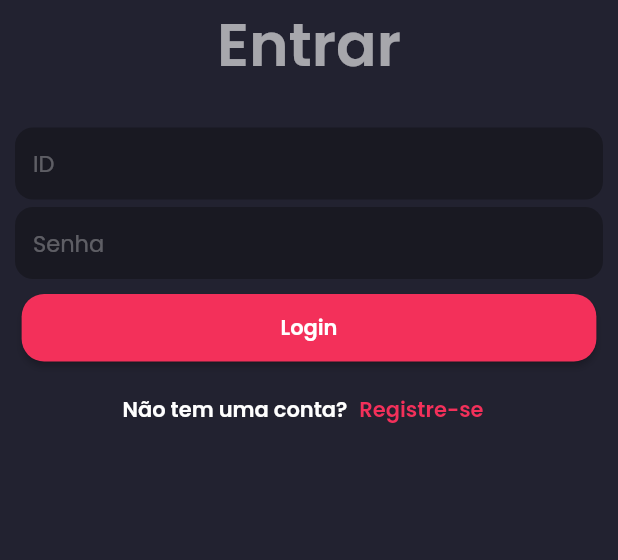
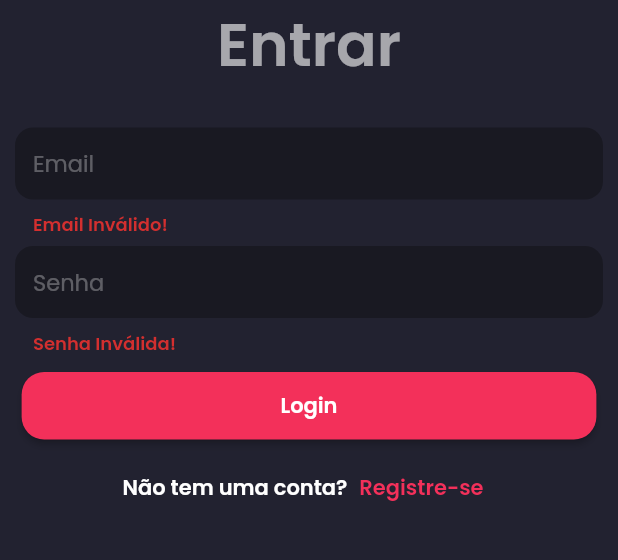
Before and after one commit to brunodeev/gym_app, a Flutter app: the LoginPage screen opened directly, after a tap on "Login", on a phone screen of 412 x 824 dp, the part 300-860 px from its top. Run offline on Flutter 3.47's test engine with Material 2 defaults, Android fonts, the phone set to English and light mode, and no system bars; our stand-ins replace firebase_core; accounts and stored records are empty.

Commit message:
recuperando validação do form de login

```diff
--- a/lib/components/default_form_field.dart
+++ b/lib/components/default_form_field.dart
@@ -8,23 +8,20 @@ class DefaultFormField extends StatelessWidget {
     required this.label,
     required this.type,
     this.obscureText = false,
+    this.validator,
   }) : super(key: key);
   final TextEditingController controller;
   final String label;
   final TextInputType type;
   final bool? obscureText;
+  final String? Function(String?)? validator;
 
   @override
   Widget build(BuildContext context) {
     return TextFormField(
       obscureText: obscureText!,
       keyboardType: type,
-      validator: (value) {
-        if (value == null || value.isEmpty) {
-          return 'Por favor, entre com $label';
-        }
-        return null;
-      },
+      validator: validator,
       controller: controller,
       style: const TextStyle(color: Colors.white, fontFamily: 'Poppins1'),
       decoration: InputDecoration(
--- a/lib/views/login_page.dart
+++ b/lib/views/login_page.dart
@@ -2,6 +2,7 @@
 
 import 'package:flutter/material.dart';
 import 'package:gym_app/constants/colors.dart';
+import 'package:gym_app/views/register_page.dart';
 import '../components/default_form_field.dart';
 
 class LoginPage extends StatefulWidget {
@@ -14,7 +15,7 @@ class LoginPage extends StatefulWidget {
 class _LoginPageState extends State<LoginPage> {
   final _formKey = GlobalKey<FormState>();
 
-  final _userIdController = TextEditingController();
+  final _emailController = TextEditingController();
   final _passwordController = TextEditingController();
 
   @override
@@ -47,9 +48,17 @@ class _LoginPageState extends State<LoginPage> {
                   child: Column(
                     children: [
                       DefaultFormField(
-                        label: 'ID',
-                        controller: _userIdController,
+                        label: 'Email',
+                        controller: _emailController,
                         type: TextInputType.emailAddress,
+                        validator: (email) {
+                          if (email!.isEmpty ||
+                              !email.contains('@') ||
+                              !email.contains('.com')) {
+                            return 'Email Inválido!';
+                          }
+                          return null;
+                        },
                       ),
                       const SizedBox(
                         height: 5,
@@ -59,6 +68,12 @@ class _LoginPageState extends State<LoginPage> {
                         controller: _passwordController,
                         type: TextInputType.text,
                         obscureText: true,
+                        validator: (password) {
+                          if (password!.length < 5) {
+                            return 'Senha Inválida!';
+                          }
+                          return null;
+                        },
                       ),
                       Padding(
                         padding: const EdgeInsets.symmetric(vertical: 10),
@@ -70,7 +85,9 @@ class _LoginPageState extends State<LoginPage> {
                                 backgroundColor: kAccentColor,
                                 shape: RoundedRectangleBorder(
                                     borderRadius: BorderRadius.circular(15))),
-                            onPressed: () {},
+                            onPressed: () {
+                              _formKey.currentState!.validate();
+                            },
                             child: const Text('Login'),
                           ),
                         ),
@@ -91,7 +108,14 @@ class _LoginPageState extends State<LoginPage> {
                                   borderRadius: BorderRadius.circular(15),
                                 ),
                               ),
-                              onPressed: () {},
+                              onPressed: () {
+                                Navigator.push(
+                                  context,
+                                  MaterialPageRoute(
+                                    builder: (context) => const RegisterPage(),
+                                  ),
+                                );
+                              },
                               child: const Text(
                                 'Registre-se',
                                 style: TextStyle(color: kAccentColor),
--- a/lib/views/main_page.dart
+++ b/lib/views/main_page.dart
@@ -15,7 +15,7 @@ class MainPage extends StatefulWidget {
 
 class _MainPageState extends State<MainPage> {
   int _index = 1;
-  final List<Widget> _telas = [
+  final List<Widget> _screens = [
     const WorkoutPage(),
     const HomePage(),
     const ProfilePage(),
@@ -24,7 +24,7 @@ class _MainPageState extends State<MainPage> {
   Widget build(BuildContext context) {
     return Scaffold(
       appBar: defaultAppBar(),
-      body: _telas[_index],
+      body: _screens[_index],
       bottomNavigationBar: BottomNavigationBar(
         backgroundColor: kSecondaryColor,
         currentIndex: _index,
```
Also changed, not shown: lib/main.dart (+4 -3 lines).
